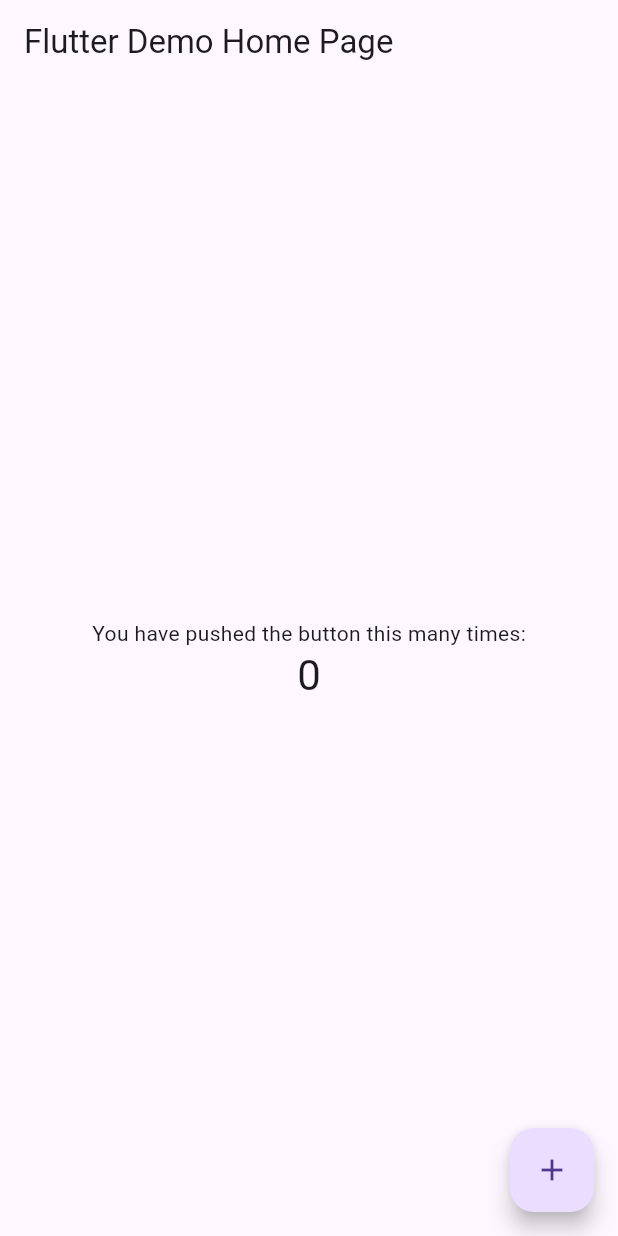
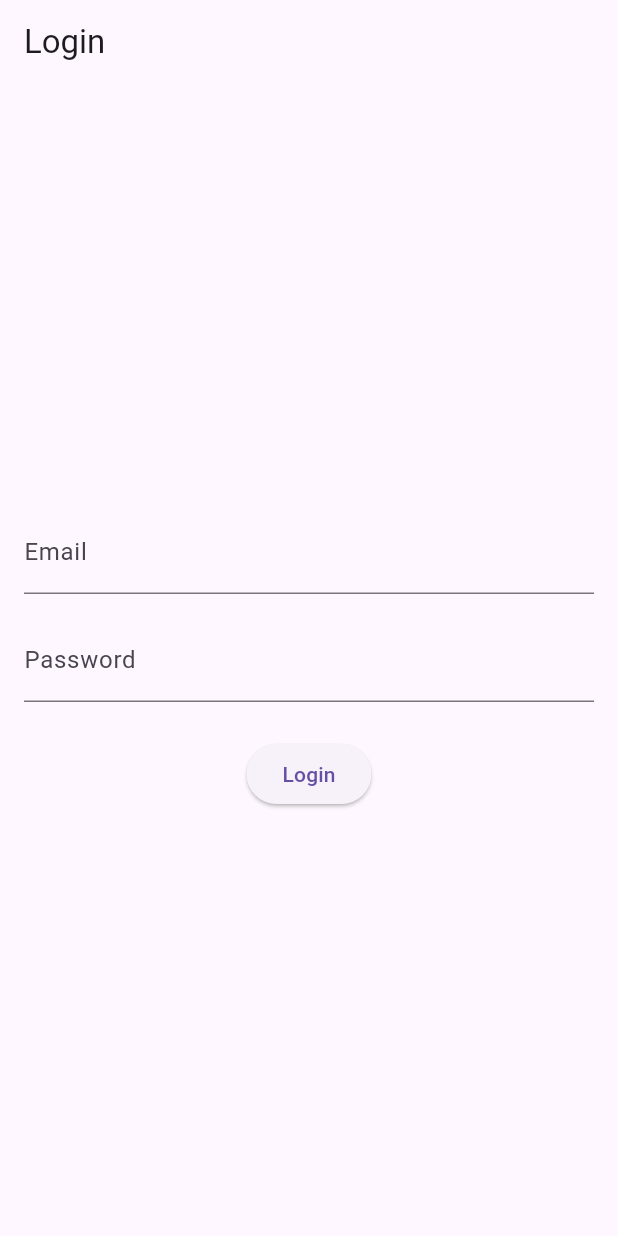
Before and after one commit to munenecarl/Kaa-Rada, a Flutter app: the screen it shows after launch, on a phone screen of 412 x 824 dp. Run offline on Flutter 3.47's test engine with Material 3 defaults, Android fonts, the light colour scheme and no system bars; our stand-ins replace flutter_bloc, flutter_dotenv, supabase_flutter; accounts and stored records are empty.

Commit message:
base system

```diff
--- /dev/null
+++ b/lib/bloc/auth/auth_bloc.dart
@@ -0,0 +1,35 @@
+// lib/bloc/auth/auth_bloc.dart
+import 'package:flutter_bloc/flutter_bloc.dart';
+import '../../services/supabase_auth_service.dart';
+import 'auth_event.dart';
+import 'auth_state.dart';
+
+class AuthBloc extends Bloc<AuthEvent, AuthState> {
+  final SupabaseAuthService _authService;
+
+  AuthBloc(this._authService) : super(AuthInitial()) {
+    on<LoginSubmitted>(_onLoginSubmitted);
+    on<SignUpSubmitted>(_onSignUpSubmitted);
+  }
+
+  void _onLoginSubmitted(LoginSubmitted event, Emitter<AuthState> emit) async {
+    emit(AuthLoading());
+    try {
+      await _authService.logIn(email: event.email, password: event.password);
+      emit(AuthSuccess());
+    } catch (error) {
+      emit(AuthFailure(error.toString()));
+    }
+  }
+
+  void _onSignUpSubmitted(
+      SignUpSubmitted event, Emitter<AuthState> emit) async {
+    emit(AuthLoading());
+    try {
+      await _authService.signUp(email: event.email, password: event.password);
+      emit(AuthSuccess());
+    } catch (error) {
+      emit(AuthFailure(error.toString()));
+    }
+  }
+}
--- /dev/null
+++ b/lib/bloc/auth/auth_event.dart
@@ -0,0 +1,16 @@
+// lib/bloc/auth/auth_event.dart
+abstract class AuthEvent {}
+
+class LoginSubmitted extends AuthEvent {
+  final String email;
+  final String password;
+
+  LoginSubmitted({required this.email, required this.password});
+}
+
+class SignUpSubmitted extends AuthEvent {
+  final String email;
+  final String password;
+
+  SignUpSubmitted({required this.email, required this.password});
+}
--- /dev/null
+++ b/lib/bloc/auth/auth_state.dart
@@ -0,0 +1,14 @@
+// lib/bloc/auth/auth_state.dart
+abstract class AuthState {}
+
+class AuthInitial extends AuthState {}
+
+class AuthLoading extends AuthState {}
+
+class AuthSuccess extends AuthState {}
+
+class AuthFailure extends AuthState {
+  final String error;
+
+  AuthFailure(this.error);
+}
--- a/lib/main.dart
+++ b/lib/main.dart
@@ -1,115 +1,61 @@
 import 'package:flutter/material.dart';
+import 'package:flutter_bloc/flutter_bloc.dart';
+import 'package:supabase_flutter/supabase_flutter.dart';
+import 'package:flutter_dotenv/flutter_dotenv.dart';
+import 'bloc/auth/auth_bloc.dart';
+import 'pages/login_page.dart';
+import 'services/supabase_auth_service.dart';
 
-void main() {
-  runApp(const MyApp());
+void main() async {
+  WidgetsFlutterBinding.ensureInitialized();
+
+  try {
+    // Load the .env file
+    await dotenv.load(fileName: ".env");
+
+    // Initialize Supabase
+    await Supabase.initialize(
+      url: dotenv.env['SUPABASE_URL'] ?? '',
+      anonKey: dotenv.env['SUPABASE_ANON_KEY'] ?? '',
+    );
+    runApp(MyApp());
+  } catch (e) {
+    print("Error during initialization: $e");
+    runApp(ErrorApp(error: e.toString()));
+  }
 }
 
 class MyApp extends StatelessWidget {
-  const MyApp({super.key});
-
-  // This widget is the root of your application.
   @override
   Widget build(BuildContext context) {
-    return MaterialApp(
-      title: 'Flutter Demo',
-      theme: ThemeData(
-        // This is the theme of your application.
-        //
-        // Try running your application with "flutter run". You'll see the
-        // application has a blue toolbar. Then, without quitting the app, try
-        // changing the primarySwatch below to Colors.green and then invoke
-        // "hot reload" (press "r" in the console where you ran "flutter run",
-        // or simply save your changes to "hot reload" in a Flutter IDE).
-        // Notice that the counter didn't reset back to zero; the application
-        // is not restarted.
-        primarySwatch: Colors.blue,
+    return BlocProvider(
+      create: (context) => AuthBloc(
+        SupabaseAuthService(Supabase.instance.client),
       ),
-      home: const MyHomePage(title: 'Flutter Demo Home Page'),
+      child: MaterialApp(
+        title: 'Kaa Rada Login',
+        theme: ThemeData(
+          primarySwatch: Colors.blue,
+        ),
+        home: LoginPage(),
+      ),
     );
   }
 }
 
-class MyHomePage extends StatefulWidget {
-  const MyHomePage({super.key, required this.title});
+class ErrorApp extends StatelessWidget {
+  final String error;
 
-  // This widget is the home page of your application. It is stateful, meaning
-  // that it has a State object (defined below) that contains fields that affect
-  // how it looks.
-
-  // This class is the configuration for the state. It holds the values (in this
-  // case the title) provided by the parent (in this case the App widget) and
-  // used by the build method of the State. Fields in a Widget subclass are
-  // always marked "final".
-
-  final String title;
-
-  @override
-  State<MyHomePage> createState() => _MyHomePageState();
-}
-
-class _MyHomePageState extends State<MyHomePage> {
-  int _counter = 0;
-
-  void _incrementCounter() {
-    setState(() {
-      // This call to setState tells the Flutter framework that something has
-      // changed in this State, which causes it to rerun the build method below
-      // so that the display can reflect the updated values. If we changed
-      // _counter without calling setState(), then the build method would not be
-      // called again, and so nothing would appear to happen.
-      _counter++;
-    });
-  }
+  const ErrorApp({Key? key, required this.error}) : super(key: key);
 
   @override
   Widget build(BuildContext context) {
-    // This method is rerun every time setState is called, for instance as done
-    // by the _incrementCounter method above.
-    //
-    // The Flutter framework has been optimized to make rerunning build methods
-    // fast, so that you can just rebuild anything that needs updating rather
-    // than having to individually change instances of widgets.
-    return Scaffold(
-      appBar: AppBar(
-        // Here we take the value from the MyHomePage object that was created by
-        // the App.build method, and use it to set our appbar title.
-        title: Text(widget.title),
-      ),
-      body: Center(
-        // Center is a layout widget. It takes a single child and positions it
-        // in the middle of the parent.
-        child: Column(
-          // Column is also a layout widget. It takes a list of children and
-          // arranges them vertically. By default, it sizes itself to fit its
-          // children horizontally, and tries to be as tall as its parent.
-          //
-          // Invoke "debug painting" (press "p" in the console, choose the
-          // "Toggle Debug Paint" action from the Flutter Inspector in Android
-          // Studio, or the "Toggle Debug Paint" command in Visual Studio Code)
-          // to see the wireframe for each widget.
-          //
-          // Column has various properties to control how it sizes itself and
-          // how it positions its children. Here we use mainAxisAlignment to
-          // center the children vertically; the main axis here is the vertical
-          // axis because Columns are vertical (the cross axis would be
-          // horizontal).
-          mainAxisAlignment: MainAxisAlignment.center,
-          children: <Widget>[
-            const Text(
-              'You have pushed the button this many times:',
-            ),
-            Text(
-              '$_counter',
-              style: Theme.of(context).textTheme.headlineMedium,
-            ),
-          ],
+    return MaterialApp(
+      home: Scaffold(
+        body: Center(
+          child: Text('An error occurred: $error'),
         ),
       ),
-      floatingActionButton: FloatingActionButton(
-        onPressed: _incrementCounter,
-        tooltip: 'Increment',
-        child: const Icon(Icons.add),
-      ), // This trailing comma makes auto-formatting nicer for build methods.
     );
   }
 }
--- /dev/null
+++ b/lib/pages/login_page.dart
@@ -0,0 +1,38 @@
+// lib/pages/login_page.dart
+import 'package:flutter/material.dart';
+import 'package:flutter_bloc/flutter_bloc.dart';
+import '../bloc/auth/auth_bloc.dart';
+import '../bloc/auth/auth_event.dart';
+import '../bloc/auth/auth_state.dart';
+import '../widget/auth_form.dart';
+
+class LoginPage extends StatelessWidget {
+  @override
+  Widget build(BuildContext context) {
+    return Scaffold(
+      appBar: AppBar(title: Text('Login')),
+      body: BlocListener<AuthBloc, AuthState>(
+        listener: (context, state) {
+          if (state is AuthSuccess) {
+            // Navigate to home page or show success message
+            ScaffoldMessenger.of(context).showSnackBar(
+              SnackBar(content: Text('Login successful')),
+            );
+          } else if (state is AuthFailure) {
+            ScaffoldMessenger.of(context).showSnackBar(
+              SnackBar(content: Text(state.error)),
+            );
+          }
+        },
+        child: AuthForm(
+          onSubmit: (email, password) {
+            BlocProvider.of<AuthBloc>(context).add(
+              LoginSubmitted(email: email, password: password),
+            );
+          },
+          buttonText: 'Login',
+        ),
+      ),
+    );
+  }
+}
--- /dev/null
+++ b/lib/services/supabase_auth_service.dart
@@ -0,0 +1,23 @@
+// lib/services/supabase_auth_service.dart
+import 'package:supabase_flutter/supabase_flutter.dart';
+
+class SupabaseAuthService {
+  final SupabaseClient _supabaseClient;
+
+  SupabaseAuthService(this._supabaseClient);
+
+  Future<AuthResponse> signUp(
+      {required String email, required String password}) async {
+    return await _supabaseClient.auth.signUp(email: email, password: password);
+  }
+
+  Future<AuthResponse> logIn(
+      {required String email, required String password}) async {
+    return await _supabaseClient.auth
+        .signInWithPassword(email: email, password: password);
+  }
+
+  Future<void> logOut() async {
+    await _supabaseClient.auth.signOut();
+  }
+}
--- /dev/null
+++ b/lib/utils/constants.dart
@@ -0,0 +1,5 @@
+// lib/utils/constants.dart
+import 'package:flutter_dotenv/flutter_dotenv.dart';
+
+final String supabaseUrl = dotenv.env['SUPABASE_URL'] ?? '';
+final String supabaseAnonKey = dotenv.env['SUPABASE_ANON_KEY'] ?? '';
--- /dev/null
+++ b/lib/widget/auth_form.dart
@@ -0,0 +1,68 @@
+// lib/widgets/auth_form.dart
+import 'package:flutter/material.dart';
+
+class AuthForm extends StatefulWidget {
+  final Function(String, String) onSubmit;
+  final String buttonText;
+
+  AuthForm({required this.onSubmit, required this.buttonText});
+
+  @override
+  _AuthFormState createState() => _AuthFormState();
+}
+
+class _AuthFormState extends State<AuthForm> {
+  final _formKey = GlobalKey<FormState>();
+  String _email = '';
+  String _password = '';
+
+  void _submit() {
+    if (_formKey.currentState!.validate()) {
+      _formKey.currentState!.save();
+      widget.onSubmit(_email, _password);
+    }
+  }
+
+  @override
+  Widget build(BuildContext context) {
+    return Form(
+      key: _formKey,
+      child: Padding(
+        padding: EdgeInsets.all(16.0),
+        child: Column(
+          mainAxisAlignment: MainAxisAlignment.center,
+          children: [
+            TextFormField(
+              decoration: InputDecoration(labelText: 'Email'),
+              keyboardType: TextInputType.emailAddress,
+              validator: (value) {
+                if (value == null || value.isEmpty || !value.contains('@')) {
+                  return 'Please enter a valid email';
+                }
+                return null;
+              },
+              onSaved: (value) => _email = value!,
+            ),
+            SizedBox(height: 16),
+            TextFormField(
+              decoration: InputDecoration(labelText: 'Password'),
+              obscureText: true,
+              validator: (value) {
+                if (value == null || value.isEmpty || value.length < 6) {
+                  return 'Password must be at least 6 characters long';
+                }
+                return null;
+              },
+              onSaved: (value) => _password = value!,
+            ),
+            SizedBox(height: 24),
+            ElevatedButton(
+              onPressed: _submit,
+              child: Text(widget.buttonText),
+            ),
+          ],
+        ),
+      ),
+    );
+  }
+}
--- a/pubspec.yaml
+++ b/pubspec.yaml
@@ -36,6 +36,12 @@
   # The following adds the Cupertino Icons font to your application.
   # Use with the CupertinoIcons class for iOS style icons.
   cupertino_icons: ^1.0.2
+  supabase_flutter: ^1.10.25
+  bloc: ^8.1.4
+  equatable: ^2.0.5
+  flutter_dotenv: ^5.1.0
+  flutter_bloc: ^8.1.6
+  path_provider: ^2.1.0
 
 dev_dependencies:
   flutter_test:
```
Also changed, not shown: lib/pages/signup_page.dart (added, +38 -0 lines), 2 other files.
